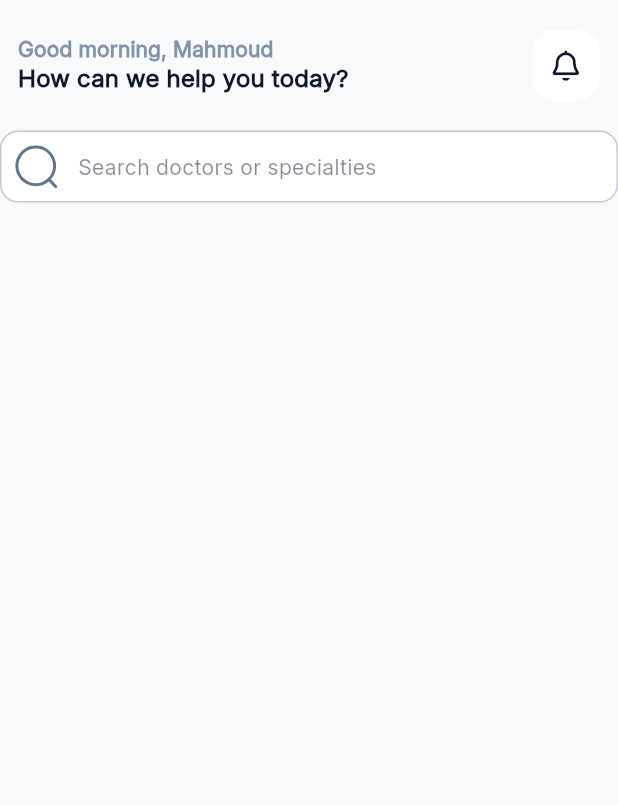
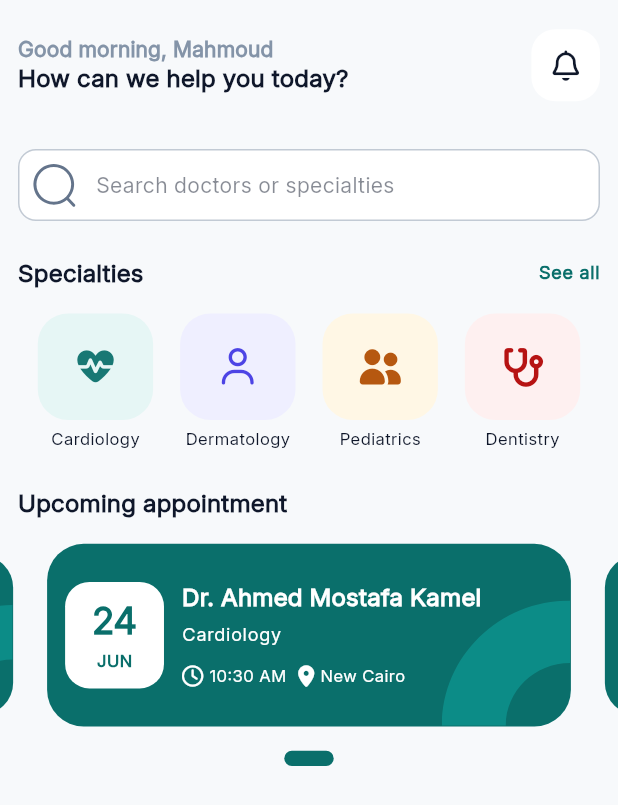
Before and after one commit to mahmoudmohamed17/care_point, a Flutter app: the HomeScreen screen opened directly, on a phone screen of 412 x 824 dp. Shown: the top 805 px of the screen. Run offline on Flutter 3.47's test engine with Material 3 defaults, Android fonts, the phone set to English and light mode, and no system bars; drawn by our look-alikes of carousel_slider, smooth_page_indicator, toastification; our stand-ins replace cupertino_ui, easy_localization, flutter_bloc, flutter_screenutil, flutter_svg, font_awesome_flutter and 7 more; accounts and stored records are empty.

Commit message:
finish up to upcomming appointments widget at home screen, update the assets & translation files, and add some dependencies.

```diff
--- a/assets/translations/ar.json
+++ b/assets/translations/ar.json
@@ -246,6 +246,10 @@
     "howAreYou": "كيف يمكننا مساعدتك اليوم؟",
     "searchHint": "ابحث عن طبيب أو تخصص",
     "specialties": "التخصصات",
+    "specialtyCardiology": "أمراض القلب",
+    "specialtyDermatology": "الأمراض الجلدية",
+    "specialtyPediatrics": "طب الأطفال",
+    "specialtyDentistry": "طب الأسنان",
     "upcomingAppointment": "موعدك القادم",
     "noUpcomingTitle": "لا توجد مواعيد قادمة",
     "noUpcomingMessage": "احجز زيارة مع أحد أطبائنا.",
--- a/assets/translations/en.json
+++ b/assets/translations/en.json
@@ -246,6 +246,10 @@
     "howAreYou": "How can we help you today?",
     "searchHint": "Search doctors or specialties",
     "specialties": "Specialties",
+    "specialtyCardiology": "Cardiology",
+    "specialtyDermatology": "Dermatology",
+    "specialtyPediatrics": "Pediatrics",
+    "specialtyDentistry": "Dentistry",
     "upcomingAppointment": "Upcoming appointment",
     "noUpcomingTitle": "No upcoming appointments",
     "noUpcomingMessage": "Book a visit with one of our doctors.",
--- a/lib/core/utils/app_assets.dart
+++ b/lib/core/utils/app_assets.dart
@@ -5,7 +5,7 @@ class AppImages {
 
   static const String splash = '$_path/splash.png';
   static const String halfCircleFrame = '$_path/half-circle-frame.svg';
-  static const String quarterCirlceFrame = '$_path/quarter-cirlce-frame.svg';
+  static const String quarterCircleFrame = '$_path/quarter-circle-frame.svg';
   static const String onboardingBooking = '$_path/onboarding-booking.svg';
   static const String onboardingDoctor = '$_path/onboarding-doctor.svg';
   static const String onboardinNotifications = '$_path/onboarding-notifications.svg';
--- a/lib/core/utils/app_strings.dart
+++ b/lib/core/utils/app_strings.dart
@@ -234,6 +234,10 @@ abstract final class AppStrings {
   static const String homeHowAreYou = 'home.howAreYou';
   static const String homeSearchHint = 'home.searchHint';
   static const String homeSpecialties = 'home.specialties';
+  static const String homeSpecialtyCardiology = 'home.specialtyCardiology';
+  static const String homeSpecialtyDermatology = 'home.specialtyDermatology';
+  static const String homeSpecialtyPediatrics = 'home.specialtyPediatrics';
+  static const String homeSpecialtyDentistry = 'home.specialtyDentistry';
   static const String homeUpcomingAppointment = 'home.upcomingAppointment';
   static const String homeNoUpcomingTitle = 'home.noUpcomingTitle';
   static const String homeNoUpcomingMessage = 'home.noUpcomingMessage';
--- /dev/null
+++ b/lib/core/widgets/icon_tile.dart
@@ -0,0 +1,76 @@
+import 'package:flutter/widgets.dart';
+import 'package:flutter_screenutil/flutter_screenutil.dart';
+
+class IconTile extends StatefulWidget {
+  final Widget icon;
+  final Color? backgroundColor;
+  final double radius;
+  final double padding;
+  final VoidCallback? onTap;
+
+  const new({
+    super.key,
+    required this.icon,
+    this.backgroundColor,
+    this.radius = 16,
+    this.padding = 16,
+    this.onTap,
+  });
+
+  @override
+  State<IconTile> createState() => _IconTileState();
+}
+
+class _IconTileState extends State<IconTile> with SingleTickerProviderStateMixin {
+  late final AnimationController _controller = AnimationController(
+    vsync: this,
+    duration: const Duration(milliseconds: 350),
+  );
+
+  late final Animation<double> _scale = TweenSequence<double>([
+    TweenSequenceItem(
+      tween: Tween(begin: 1.0, end: 1.25).chain(CurveTween(curve: Curves.easeOut)),
+      weight: 35,
+    ),
+    TweenSequenceItem(
+      tween: Tween(begin: 1.25, end: 0.95).chain(CurveTween(curve: Curves.easeInOut)),
+      weight: 35,
+    ),
+    TweenSequenceItem(
+      tween: Tween(begin: 0.95, end: 1.0).chain(CurveTween(curve: Curves.easeOut)),
+      weight: 30,
+    ),
+  ]).animate(_controller);
+
+  @override
+  void dispose() {
+    _controller.dispose();
+    super.dispose();
+  }
+
+  void _handleTap() {
+    _controller.forward(from: 0); // restarts if tapped again mid-animation
+    widget.onTap?.call();
+  }
+
+  @override
+  Widget build(BuildContext context) {
+    return GestureDetector(
+      onTap: _handleTap,
+      child: AnimatedBuilder(
+        animation: _scale,
+        builder: (context, child) {
+          return Transform.scale(scale: _scale.value, child: child);
+        },
+        child: Container(
+          decoration: BoxDecoration(
+            color: widget.backgroundColor,
+            borderRadius: BorderRadius.circular(widget.radius.r),
+          ),
+          padding: EdgeInsets.all(widget.padding.w),
+          child: widget.icon,
+        ),
+      ),
+    );
+  }
+}
--- /dev/null
+++ b/lib/features/home/domain/models/specialty_model.dart
@@ -0,0 +1,47 @@
+import 'package:cupertino_ui/cupertino_ui.dart';
+import 'package:font_awesome_flutter/font_awesome_flutter.dart';
+
+import '../../../../core/utils/app_strings.dart';
+
+class SpecialtyModel {
+  final String label;
+  final Color backgroundColor;
+  final Color foregroundColor;
+  final FaIconData icon;
+
+  new({
+    required this.label,
+    required this.backgroundColor,
+    required this.foregroundColor,
+    required this.icon,
+  });
+
+  static List<SpecialtyModel> get specialties {
+    return [
+      SpecialtyModel(
+        label: AppStrings.homeSpecialtyCardiology,
+        backgroundColor: const Color(0xffE6F6F5),
+        foregroundColor: const Color(0xff187874),
+        icon: FontAwesomeIcons.heartPulse,
+      ),
+      SpecialtyModel(
+        label: AppStrings.homeSpecialtyDermatology,
+        backgroundColor: const Color(0xffEFEFFF),
+        foregroundColor: const Color(0xff4D44E5),
+        icon: FontAwesomeIcons.user,
+      ),
+      SpecialtyModel(
+        label: AppStrings.homeSpecialtyPediatrics,
+        backgroundColor: const Color(0xffFFF7E5),
+        foregroundColor: const Color(0xffB65810),
+        icon: FontAwesomeIcons.userGroup,
+      ),
+      SpecialtyModel(
+        label: AppStrings.homeSpecialtyDentistry,
+        backgroundColor: const Color(0xffFEF0F0),
+        foregroundColor: const Color(0xffB61313),
+        icon: FontAwesomeIcons.stethoscope,
+      ),
+    ];
+  }
+}
--- a/lib/features/home/presentation/home_screen.dart
+++ b/lib/features/home/presentation/home_screen.dart
@@ -6,6 +6,8 @@ import '../../../core/utils/app_assets.dart';
 import '../../../core/utils/app_strings.dart';
 import '../../../core/widgets/custom_text_field.dart';
 import 'widgets/home_app_bar.dart';
+import 'widgets/specialties_list.dart';
+import 'widgets/upcoming_appointments.dart';
 
 class HomeScreen extends StatelessWidget {
   const new({super.key});
@@ -14,9 +16,12 @@ class HomeScreen extends StatelessWidget {
   Widget build(BuildContext context) {
     return Scaffold(
       body: SafeArea(
-        child: Column(
+        child: Padding(
+          padding: const EdgeInsets.all(12.0),
+          child: ListView(
             children: [
               const HomeAppBar(),
+              24.verticalSpace,
               // TODO: apply an animation when tapping this widget
               CustomTextField(
                 hint: AppStrings.homeSearchHint,
@@ -26,7 +31,12 @@ class HomeScreen extends StatelessWidget {
                   width: 20.w,
                 ),
               ),
+              24.verticalSpace,
+              const SpecialtiesList(),
+              24.verticalSpace,
+              const UpcomingAppointments(),
             ],
+          ),
         ),
       ),
     );
--- a/lib/features/home/presentation/widgets/home_app_bar.dart
+++ b/lib/features/home/presentation/widgets/home_app_bar.dart
@@ -14,7 +14,7 @@ class HomeAppBar extends StatelessWidget {
   @override
   Widget build(BuildContext context) {
     return ListTile(
-      contentPadding: const EdgeInsets.all(12),
+      contentPadding: EdgeInsets.zero,
       title: Text(
         context.tr(
           AppStrings.homeGreetingMorning,
--- /dev/null
+++ b/lib/features/home/presentation/widgets/specialties_list.dart
@@ -0,0 +1,94 @@
+import 'package:easy_localization/easy_localization.dart';
+import 'package:flutter_screenutil/flutter_screenutil.dart';
+import 'package:font_awesome_flutter/font_awesome_flutter.dart';
+import 'package:material_ui/material_ui.dart';
+
+import '../../../../core/utils/app_strings.dart';
+import '../../../../core/utils/extensions.dart';
+import '../../domain/models/specialty_model.dart';
+
+class SpecialtiesList extends StatelessWidget {
+  const new({
+    super.key,
+  });
+
+  @override
+  Widget build(BuildContext context) {
+    return Column(
+      spacing: 16.h,
+      children: [
+        Row(
+          mainAxisAlignment: MainAxisAlignment.spaceBetween,
+          children: [
+            Text(
+              context.tr(AppStrings.homeSpecialties),
+              style: context.textTheme.titleMedium,
+            ),
+            GestureDetector(
+              onTap: () {
+                // TODO: View all specialties
+              },
+              child: Text(
+                context.tr(AppStrings.commonSeeAll),
+                style: context.textTheme.labelMedium?.copyWith(
+                  color: context.colorScheme.onPrimaryContainer,
+                  fontWeight: FontWeight.w600,
+                ),
+              ),
+            ),
+          ],
+        ),
+        SingleChildScrollView(
+          scrollDirection: Axis.horizontal,
+          clipBehavior: Clip.none,
+          child: Row(
+            spacing: 18,
+            children: SpecialtyModel.specialties.map(
+              (item) {
+                return GestureDetector(
+                  onTap: () {
+                    // TODO: Search with each specialty
+                  },
+                  child: _SpecialtyItem(model: item),
+                );
+              },
+            ).toList(),
+          ),
+        ),
+      ],
+    );
+  }
+}
+
+class _SpecialtyItem extends StatelessWidget {
+  final SpecialtyModel model;
+
+  const new({super.key, required this.model});
+
+  @override
+  Widget build(BuildContext context) {
+    return Column(
+      mainAxisSize: MainAxisSize.min,
+      spacing: 6,
+      children: [
+        Container(
+          decoration: BoxDecoration(
+            color: model.backgroundColor,
+            borderRadius: BorderRadius.circular(20.r),
+          ),
+          height: 70.h,
+          width: 70.w,
+          alignment: Alignment.center,
+          child: FaIcon(
+            model.icon,
+            color: model.foregroundColor,
+          ),
+        ),
+        Text(
+          context.tr(model.label),
+          style: context.textTheme.labelSmall,
+        ),
+      ],
+    );
+  }
+}
--- /dev/null
+++ b/lib/features/home/presentation/widgets/upcoming_appointments.dart
@@ -0,0 +1,211 @@
+import 'package:carousel_slider/carousel_slider.dart';
+import 'package:easy_localization/easy_localization.dart';
+import 'package:flutter_screenutil/flutter_screenutil.dart';
+import 'package:flutter_svg/svg.dart';
+import 'package:font_awesome_flutter/font_awesome_flutter.dart';
+import 'package:material_ui/material_ui.dart';
+import 'package:smooth_page_indicator/smooth_page_indicator.dart';
+
+import '../../../../core/utils/app_assets.dart';
+import '../../../../core/utils/app_strings.dart';
+import '../../../../core/utils/extensions.dart';
+
+class UpcomingAppointments extends StatefulWidget {
+  const new({super.key});
+
+  @override
+  State<UpcomingAppointments> createState() => _UpcomingAppointmentsState();
+}
+
+class _UpcomingAppointmentsState extends State<UpcomingAppointments> {
+  final List<Widget> _items = List.generate(1, (_) => const _AppointmentItem());
+  final ValueNotifier<int> _currentIndex = ValueNotifier(0);
+
+  @override
+  void dispose() {
+    _currentIndex.dispose();
+    super.dispose();
+  }
+
+  @override
+  Widget build(BuildContext context) {
+    return Column(
+      mainAxisSize: MainAxisSize.min,
+      crossAxisAlignment: CrossAxisAlignment.start,
+      spacing: 16.h,
+      children: [
+        Text(
+          context.tr(AppStrings.homeUpcomingAppointment),
+          style: context.textTheme.titleMedium,
+        ),
+        CarouselSlider.builder(
+          itemCount: _items.length,
+          itemBuilder: (context, index, _) => _items[index],
+          options: CarouselOptions(
+            height: 120.h,
+            onPageChanged: (index, reason) => _currentIndex.value = index,
+            viewportFraction: 0.90,
+            clipBehavior: Clip.none,
+            autoPlay: true,
+            autoPlayInterval: const Duration(seconds: 3),
+            enlargeCenterPage: true,
+          ),
+        ),
+        Center(
+          child: ValueListenableBuilder(
+            valueListenable: _currentIndex,
+            builder: (context, index, child) {
+              return AnimatedSmoothIndicator(
+                activeIndex: index,
+                count: _items.length,
+                effect: ExpandingDotsEffect(
+                  dotHeight: 10.h,
+                  dotWidth: 10.w,
+                  activeDotColor: context.colorScheme.onPrimaryContainer,
+                  dotColor: context.colorScheme.outlineVariant,
+                  spacing: 8,
+                ),
+              );
+            },
+          ),
+        ),
+      ],
+    );
+  }
+}
+
+class _AppointmentItem extends StatelessWidget {
+  const new({super.key});
+
+  @override
+  Widget build(BuildContext context) {
+    return Container(
+      decoration: BoxDecoration(
+        color: context.colorScheme.onPrimaryContainer,
+        borderRadius: BorderRadius.circular(24.r),
+      ),
+      child: Stack(
+        children: [
+          // Decoration circle frame
+          Align(
+            alignment: AlignmentDirectional.bottomEnd,
+            child: SvgPicture.asset(
+              AppImages.quarterCircleFrame,
+            ),
+          ),
+
+          // Card info
+          Padding(
+            padding: const EdgeInsets.all(12.0),
+            child: Row(
+              spacing: 12,
+              children: [
+                // Date badge
+                Container(
+                  decoration: BoxDecoration(
+                    color: Colors.white,
+                    borderRadius: BorderRadius.circular(16.r),
+                  ),
+                  height: 70.h,
+                  width: 60.w,
+                  child: Column(
+                    mainAxisAlignment: MainAxisAlignment.center,
+                    spacing: 4,
+                    children: [
+                      Text(
+                        '24',
+                        style: context.textTheme.displaySmall?.copyWith(
+                          color: context.colorScheme.onPrimaryContainer,
+                        ),
+                      ),
+                      Text(
+                        'JUN',
+                        style: context.textTheme.labelSmall?.copyWith(
+                          color: context.colorScheme.onPrimaryContainer,
+                          fontWeight: FontWeight.w600,
+                        ),
+                      ),
+                    ],
+                  ),
+                ),
+
+                // Appointment info
+                Expanded(
+                  child: Column(
+                    crossAxisAlignment: CrossAxisAlignment.stretch,
+                    mainAxisAlignment: MainAxisAlignment.center,
+                    children: [
+                      Text(
+                        'Dr. Ahmed Mostafa Kamel',
+                        style: context.textTheme.titleMedium?.copyWith(
+                          color: Colors.white,
+                        ),
+                        overflow: TextOverflow.ellipsis,
+                        maxLines: 1,
+                      ),
+                      6.verticalSpace,
+                      Text(
+                        context.tr(AppStrings.homeSpecialtyCardiology),
+                        style: context.textTheme.labelMedium?.copyWith(
+                          color: Colors.white,
+                        ),
+                        overflow: TextOverflow.ellipsis,
+                        maxLines: 1,
+                      ),
+                      12.verticalSpace,
+                      const Row(
+                        spacing: 8,
+                        children: [
+                          _InfoItem(
+                            icon: FontAwesomeIcons.clock,
+                            label: '10:30 AM',
+                          ),
+                          _InfoItem(
+                            icon: FontAwesomeIcons.locationDot,
+                            label: 'New Cairo',
+                          ),
+                        ],
+                      ),
+                    ],
+                  ),
+                ),
+              ],
+            ),
+          ),
+        ],
+      ),
+    );
+  }
+}
+
+class _InfoItem extends StatelessWidget {
+  final FaIconData icon;
+  final String label;
+
+  const new({
+    super.key,
+    required this.icon,
+    required this.label,
+  });
+
+  @override
+  Widget build(BuildContext context) {
+    return Row(
+      mainAxisSize: MainAxisSize.min,
+      spacing: 4,
+      children: [
+        FaIcon(
+          icon,
+          size: 14.sp,
+          color: Colors.white,
+        ),
+        Text(
+          label,
+          style: context.textTheme.labelSmall?.copyWith(
+            color: Colors.white,
+          ),
+        ),
+      ],
+    );
+  }
+}
--- a/pubspec.yaml
+++ b/pubspec.yaml
@@ -32,6 +32,7 @@ dependencies:
   smooth_page_indicator: ^3.0.0
   persistent_bottom_nav_bar_v2: ^7.0.0
   animations: ^3.0.0
+  carousel_slider: ^5.1.2
 
 dev_dependencies:
   flutter_test:
```
Also changed, not shown: assets/images/quarter-circle-frame.svg (renamed from assets/images/quarter-cirlce-frame.svg), pubspec.lock. Lines whose indentation alone changed are shown as unchanged.
